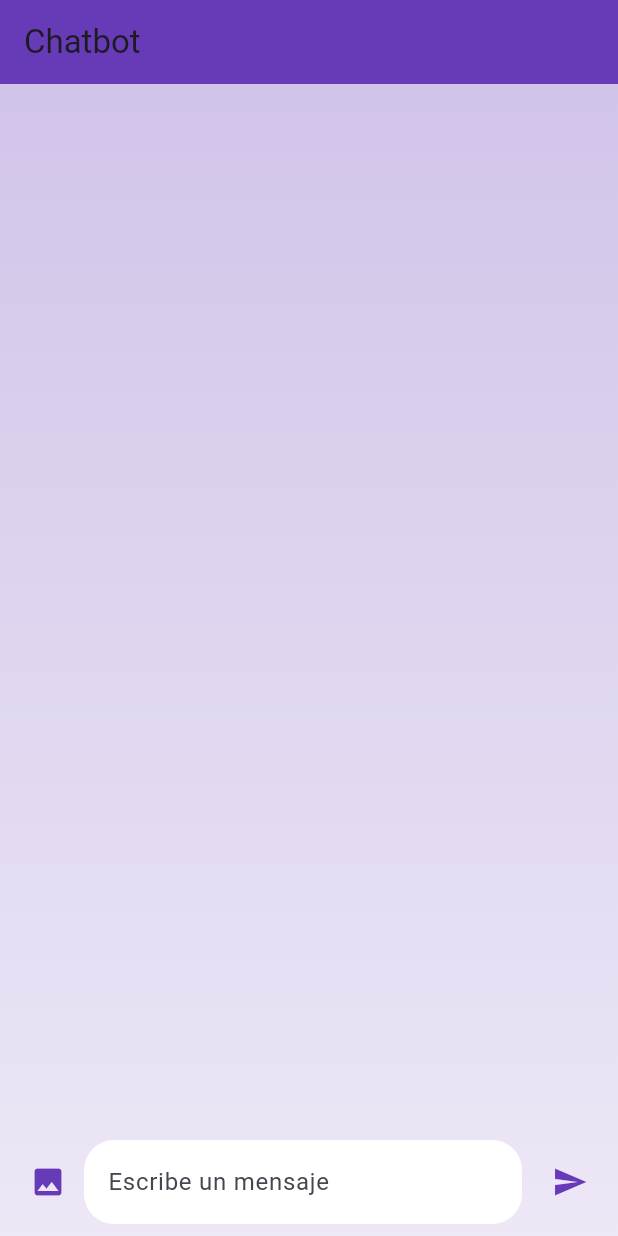
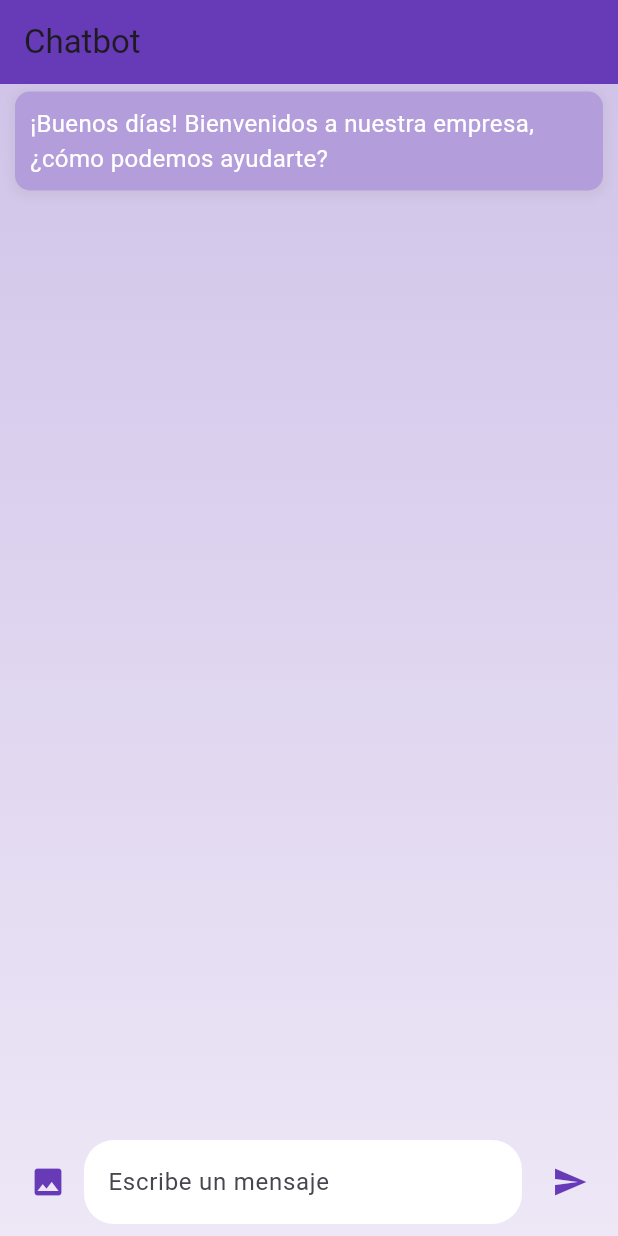
Before and after one commit to AarxnP/Inteligencia-Artificial, a Flutter app: the screen it shows after launch, on a phone screen of 412 x 824 dp. Run offline on Flutter 3.47's test engine with Material 3 defaults, Android fonts, the phone set to English and light mode, and no system bars; our stand-ins replace image_picker.

Commit message:
ChatBot2.0

```diff
--- a/lib/screens/bienvenida_screen.dart
+++ b/lib/screens/bienvenida_screen.dart
@@ -11,26 +11,64 @@ class _ChatScreenState extends State<ChatScreen> {
   final TextEditingController _controller = TextEditingController();
   List<Map<String, dynamic>> _messages = [];
 
+  @override
+  void initState() {
+    super.initState();
+    // Mensaje de bienvenida automático
+    WidgetsBinding.instance.addPostFrameCallback((_) {
+      setState(() {
+        _messages.add({
+          'text': '¡Buenos días! Bienvenidos a nuestra empresa, ¿cómo podemos ayudarte?',
+          'image': null,
+          'isBot': true
+        });
+      });
+    });
+  }
+
   Future<void> _pickImage() async {
     final ImagePicker picker = ImagePicker();
     final XFile? pickedFile = await picker.pickImage(source: ImageSource.gallery);
 
     if (pickedFile != null) {
-      final bytes = await pickedFile.readAsBytes(); // Convertimos a Uint8List
+      final bytes = await pickedFile.readAsBytes();
 
       setState(() {
-        _messages.add({'text': null, 'image': bytes});
+        _messages.add({'text': null, 'image': bytes, 'isBot': false});
       });
     }
   }
 
   void _sendMessage() {
     if (_controller.text.isNotEmpty) {
+      final userMessage = _controller.text;
       setState(() {
-        _messages.add({'text': _controller.text, 'image': null});
+        _messages.add({'text': userMessage, 'image': null, 'isBot': false});
         _controller.clear();
       });
+      _getResponse(userMessage);
     }
+  }
+
+  void _getResponse(String userMessage) {
+    String response;
+
+    // Respuestas basadas en palabras clave
+    if (userMessage.toLowerCase().contains('precio')) {
+      response = 'Los precios varían según el producto. ¿Hay algo específico que te interese?';
+    } else if (userMessage.toLowerCase().contains('envio')) {
+      response = 'Ofrecemos envío gratuito en pedidos mayores a \$50.';
+    } else if (userMessage.toLowerCase().contains('horarios')) {
+      response = 'Nuestro horario de atención es de 9:00 AM a 6:00 PM de lunes a viernes.';
+    } else if (userMessage.toLowerCase().contains('hola')) {
+      response = '¡Hola! ¿En qué puedo ayudarte hoy?';
+    } else {
+      response = 'Lo siento, no entendí tu pregunta. ¿Puedes reformularla?';
+    }
+
+    setState(() {
+      _messages.add({'text': response, 'image': null, 'isBot': true});
+    });
   }
 
   void _deleteImage(int index) {
@@ -61,11 +99,14 @@ class _ChatScreenState extends State<ChatScreen> {
                 itemCount: _messages.length,
                 itemBuilder: (context, index) {
                   final message = _messages[index];
+                  final isBot = message['isBot'] ?? false;
                   return Container(
                     margin: EdgeInsets.symmetric(vertical: 5, horizontal: 10),
+                    alignment: isBot ? Alignment.centerRight : Alignment.centerLeft,
+                    child: Container(
                       padding: EdgeInsets.all(10),
                       decoration: BoxDecoration(
-                      color: Colors.white,
+                        color: isBot ? Colors.deepPurple.shade200 : Colors.white,
                         borderRadius: BorderRadius.circular(10),
                         boxShadow: [
                           BoxShadow(
@@ -76,16 +117,15 @@ class _ChatScreenState extends State<ChatScreen> {
                           ),
                         ],
                       ),
-                    child: Stack(
-                      alignment: Alignment.topRight,
-                      children: [
-                        if (message['text'] != null)
-                          Text(
+                      child: message['text'] != null
+                          ? Text(
                               message['text'],
-                            style: TextStyle(fontSize: 16, color: Colors.black87),
+                              style: TextStyle(
+                                fontSize: 16,
+                                color: isBot ? Colors.white : Colors.black87,
+                              ),
                             )
-                        else
-                          Column(
+                          : Column(
                               children: [
                                 Image.memory(
                                   message['image'],
@@ -98,7 +138,6 @@ class _ChatScreenState extends State<ChatScreen> {
                                 ),
                               ],
                             ),
-                      ],
                     ),
                   );
                 },
```
Lines whose indentation alone changed are shown as unchanged.
